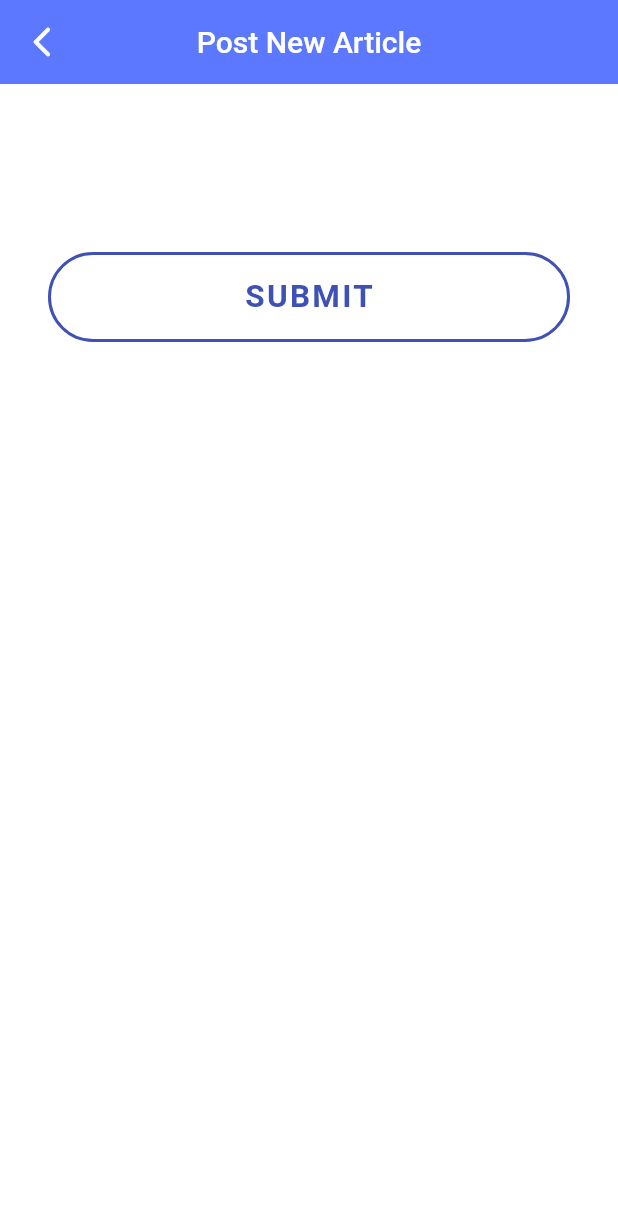
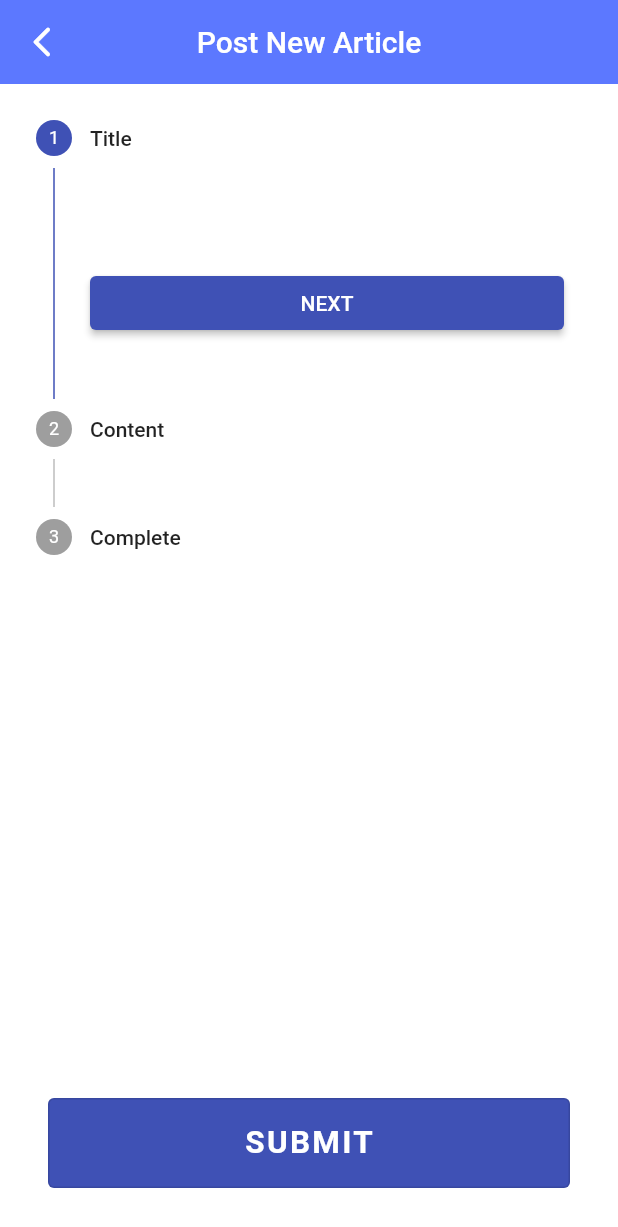
Before and after one commit to JiexinLee/blog, a Flutter app: the MyHomePage screen opened directly, after a tap on the "add circle" icon, on a phone screen of 412 x 824 dp. Shown: the top 1227 px of the screen. Run offline on Flutter 3.47's test engine with Material 2 defaults, Android fonts, the phone set to English and light mode, and no system bars; our stand-ins replace flutter_svg, font_awesome_flutter, get, shared_preferences, smooth_page_indicator; accounts and stored records are empty.

Commit message:
me page completed

```diff
--- a/lib/constants/colors.dart
+++ b/lib/constants/colors.dart
@@ -1,19 +1,21 @@
 import 'package:flutter/material.dart';
 
 class AppColor {
-  /// 页面背景颜色
+  /// theme color
+  static const Color mainThemeColor = Colors.indigo;
+  /// Background color
   static const Color scaffoldBackground = Color(0xFFFFFFFF);
 
-  /// 主要背景颜色
+  /// Main background color
   // static const Color primaryBackground = Color(0xFF5C78FF);
 
-  /// 主要文本颜色
+  /// Main Text Color
   static const Color primaryText = Color(0xFF333333);
 
-  /// 次要文本颜色
+  /// Sub Text color
   static const Color secondaryText = Color(0xFF74788D);
 
-  /// 高亮颜色
+  /// highlight color
   static const Color accentColor = Color(0xFF5C78FF);
 
   /// 次要颜色
--- a/lib/main.dart
+++ b/lib/main.dart
@@ -5,6 +5,7 @@ import 'package:flutter_abnhelper/constants/theme.dart';
 import 'package:flutter_abnhelper/pages/demo.dart';
 import 'package:flutter_abnhelper/pages/find/find.dart';
 import 'package:flutter_abnhelper/pages/home/home.dart';
+import 'package:flutter_abnhelper/pages/me/me.dart';
 import 'package:flutter_abnhelper/pages/post/post.dart';
 import 'package:flutter_abnhelper/pages/welcome/welcome.dart';
 import 'package:flutter_abnhelper/widgets/navigation.dart';
@@ -60,24 +61,24 @@ class _MyHomePageState extends State<MyHomePage> {
     return Scaffold(
       extendBody: true, // 扩展到Scaffold的底部
       resizeToAvoidBottomInset: false, // 不允许键盘事件影响界面
-      appBar: AppBar(
-        actions: [
-          IconButton(
-            onPressed: () async {
-              final prefs = await SharedPreferences.getInstance();
-              prefs.setBool("showHome", false);
-              Get.offAll(()=>Welcome());
-            },
-            icon: const Icon(Icons.exit_to_app_rounded),
-            color: Colors.white,
-          ),
-        ],
-        backgroundColor: AppColor.accentColor,
-        title: Text(
-          widget.title,
-          style: const TextStyle(color: Colors.white),
-        ),
-      ),
+      // appBar: AppBar(
+      //   actions: [
+      //     IconButton(
+      //       onPressed: () async {
+      //         final prefs = await SharedPreferences.getInstance();
+      //         prefs.setBool("showHome", false);
+      //         Get.offAll(()=>Welcome());
+      //       },
+      //       icon: const Icon(Icons.exit_to_app_rounded),
+      //       color: Colors.white,
+      //     ),
+      //   ],
+      //   backgroundColor: AppColor.accentColor,
+      //   title: Text(
+      //     widget.title,
+      //     style: const TextStyle(color: Colors.white),
+      //   ),
+      // ),
       // PageController 控制 PageView 呈现页面
       body: PageView(
         physics: const NeverScrollableScrollPhysics(),
@@ -87,7 +88,7 @@ class _MyHomePageState extends State<MyHomePage> {
           Home(),
           Find(),
           DemoPage(title: "chat"),
-          DemoPage(title: "user"),
+          Me(),
         ],
       ),
       // 底部带凹下的导航
@@ -108,7 +109,7 @@ class _MyHomePageState extends State<MyHomePage> {
             count: 9,
           ),
           NavigationItemModel(
-            label: "user",
+            label: "me",
             icon: SvgIcon.user,
           ),
         ],
--- /dev/null
+++ b/lib/pages/me/me.dart
@@ -0,0 +1,148 @@
+import 'package:flutter/material.dart';
+import 'package:flutter_abnhelper/constants/colors.dart';
+import 'package:flutter_abnhelper/pages/me/numbers.dart';
+import 'package:font_awesome_flutter/font_awesome_flutter.dart';
+
+class Me extends StatefulWidget {
+  Me({Key? key}) : super(key: key);
+
+  @override
+  State<Me> createState() => _MeState();
+}
+
+class _MeState extends State<Me> {
+  double coverHeight = 280.0;
+  double profileHeight = 144.0;
+
+  String intro =
+      "Flutter Software Developer for Flutter& Dart with years experience as Freelancer now. \n My mission is to create a better software world with awesome Flutter app designs!";
+  @override
+  Widget build(BuildContext context) {
+    return Scaffold(
+      body: ListView(
+        children: [
+          buildTop(),
+          buildContent(),
+        ],
+      ),
+    );
+  }
+
+  Widget buildTop() {
+    final top = coverHeight - profileHeight / 2;
+    final bottom = profileHeight / 2;
+    return Container(
+      margin: EdgeInsets.only(bottom: bottom),
+      child: Stack(
+        clipBehavior: Clip.none,
+        alignment: Alignment.center,
+        children: [
+          buildCoverImage(),
+          Positioned(top: top, child: buildProfileImage()),
+        ],
+      ),
+    );
+  }
+
+  Widget buildContent() {
+    return Column(
+      children: [
+        Column(
+          children: [
+            const Text(
+              "Jiexin Li",
+              style: TextStyle(
+                fontSize: 28,
+                fontWeight: FontWeight.bold,
+              ),
+            ),
+            const SizedBox(
+              height: 8,
+            ),
+            Text(
+              "Flutter Software Developer",
+              style: TextStyle(fontSize: 20, color: Colors.grey.shade400),
+            ),
+          ],
+        ),
+        const SizedBox(height: 24),
+        Row(
+          mainAxisAlignment: MainAxisAlignment.center,
+          children: [
+            buildSocialIcon(FontAwesomeIcons.github),
+            const SizedBox(width: 20),
+            buildSocialIcon(FontAwesomeIcons.facebook),
+            const SizedBox(width: 20),
+            buildSocialIcon(FontAwesomeIcons.linkedin),
+            const SizedBox(width: 20),
+            buildSocialIcon(FontAwesomeIcons.slack),
+          ],
+        ),
+        const SizedBox(height: 24),
+        const Divider(),
+        const NumbersWidget(),
+        const SizedBox(height: 24),
+        Container(
+          padding: const EdgeInsets.all(20),
+          child: Column(
+            crossAxisAlignment: CrossAxisAlignment.start,
+            children: [
+              const Text(
+                "About",
+                style: TextStyle(
+                  fontSize: 26,
+                  fontWeight: FontWeight.bold,
+                ),
+              ),
+              const SizedBox(
+                height: 14,
+              ),
+              Text(
+                intro,
+                style: const TextStyle(fontSize: 16, height: 1.4),
+              ),
+            ],
+          ),
+        ),
+      ],
+    );
+  }
+
+  Widget buildCoverImage() => Container(
+        color: Colors.grey,
+        child: Image.asset(
+          'assets/images/cover.png',
+          width: double.infinity,
+          height: coverHeight,
+          fit: BoxFit.cover,
+        ),
+      );
+
+  Widget buildProfileImage() => Container(
+        width: profileHeight,
+        height: profileHeight,
+        decoration: BoxDecoration(
+          borderRadius: BorderRadius.circular(100),
+          image: const DecorationImage(
+              fit: BoxFit.cover, image: AssetImage('assets/images/lee.jpg')),
+          border: Border.all(
+            width: 8,
+            color: Colors.indigo,
+          ),
+        ),
+
+      );
+
+  Widget buildSocialIcon(IconData icon) => CircleAvatar(
+        backgroundColor: AppColor.mainThemeColor,
+        radius: 25,
+        child: InkWell(
+            onTap: () {},
+            child: Center(
+                child: Icon(
+              icon,
+              size: 32,
+              color: Colors.white,
+            ))),
+      );
+}
--- /dev/null
+++ b/lib/pages/me/numbers.dart
@@ -0,0 +1,46 @@
+import 'package:flutter/material.dart';
+
+class NumbersWidget extends StatelessWidget {
+  const NumbersWidget({Key? key}) : super(key: key);
+
+  @override
+  Widget build(BuildContext context) {
+    return Row(
+      mainAxisAlignment: MainAxisAlignment.center,
+      children: [
+        buildButton(text: "Projects", value: 3),
+        buildDivider(),
+        buildButton(text: "Following", value: 10),
+        buildDivider(),
+        buildButton(text: "Follower", value: 0),
+      ],
+    );
+  }
+
+  Widget buildDivider() => const SizedBox(height: 24, child: VerticalDivider());
+
+  Widget buildButton({required String text, required int value}) =>
+      MaterialButton(
+        onPressed: () {},
+        padding: const EdgeInsets.symmetric(vertical: 4),
+        materialTapTargetSize: MaterialTapTargetSize.shrinkWrap,
+        child: Column(
+          mainAxisAlignment: MainAxisAlignment.start,
+          mainAxisSize: MainAxisSize.min,
+          children: [
+            Text(
+              '$value',
+              style: TextStyle(
+                  fontWeight: FontWeight.bold,
+                  fontSize: 24,
+                  color: value == 0 ? Colors.red : Colors.black),
+            ),
+            const SizedBox(height: 2),
+            Text(
+              text,
+              style: const TextStyle(fontSize: 14, fontWeight: FontWeight.bold),
+            )
+          ],
+        ),
+      );
+}
--- a/lib/pages/post/post.dart
+++ b/lib/pages/post/post.dart
@@ -14,12 +14,37 @@ enum ButtonState { init, loading, done }
 
 class _PostState extends State<Post> {
   ButtonState state = ButtonState.init;
+  // Stepper
+  int currentStep = 0;
+
   @override
   Widget build(BuildContext context) {
     final width = MediaQuery.of(context).size.width;
+
+    /// Animated Button
     bool isAnimated = false;
     final isStretched = isAnimated || state == ButtonState.init;
     final isDone = state == ButtonState.done;
+
+    List<Step> getSteps() => [
+          Step(
+            state: currentStep > 0 ? StepState.complete : StepState.indexed,
+            isActive: currentStep >= 0,
+            title: Text('Title'),
+            content: Container(),
+          ),
+          Step(
+            state: currentStep > 1 ? StepState.complete : StepState.indexed,
+            isActive: currentStep >= 1,
+            title: Text('Content'),
+            content: Container(),
+          ),
+          Step(
+            isActive: currentStep >= 2,
+            title: Text('Complete'),
+            content: Container(),
+          ),
+        ];
 
     return Scaffold(
       appBar: AppBar(
@@ -36,11 +61,56 @@ class _PostState extends State<Post> {
           ),
         ),
       ),
-      body: ListView(
+      body: Column(
         children: [
-          Container(
-            height: 80,
+          Theme(
+            data: Theme.of(context).copyWith(
+                colorScheme:
+                    const ColorScheme.light(primary: AppColor.mainThemeColor)),
+            child: Stepper(
+              onStepTapped: (step) => setState(() => currentStep = step),
+              steps: getSteps(),
+              currentStep: currentStep,
+              onStepContinue: () {
+                final isLastStep = currentStep == getSteps().length - 1;
+                if (isLastStep) {
+                  print("complete");
+                  //send data to server
+                } else {
+                  setState(() => currentStep += 1);
+                  print(123);
+                }
+              },
+              onStepCancel: currentStep == 0
+                  ? null
+                  : () => setState(() => currentStep -= 1),
+              controlsBuilder: (context, details) =>  Container(
+                margin: const EdgeInsets.only(top: 50),
+                child: Row(
+                  crossAxisAlignment: CrossAxisAlignment.center,
+                  children: [
+                    if(currentStep != 2)
+                    Expanded(
+                      child: ElevatedButton(
+
+                        onPressed: details.onStepContinue,
+                        child: const Text("NEXT"),
+                      ),
+                    ),
+                    const SizedBox(width: 12,),
+                    if(currentStep != 0)
+                    Expanded(
+                      child: ElevatedButton(
+                        onPressed: details.onStepCancel,
+                        child: const Text("BACK"),
+                      ),
+                    ),
+                  ],
+                ),
+              ),
+            ),
           ),
+          Expanded(child: Container()),
           Container(
             alignment: Alignment.center,
             padding: const EdgeInsets.all(32),
@@ -67,18 +137,15 @@ class _PostState extends State<Post> {
           setState(() => state = ButtonState.init);
         },
         style: OutlinedButton.styleFrom(
-          shape: const StadiumBorder(),
-          side: const BorderSide(
-            width: 2,
-            color: Colors.indigo,
-          ),
+
+          backgroundColor: Colors.indigo,
         ),
         child: const FittedBox(
           child: Text(
             'SUBMIT',
             style: TextStyle(
               fontSize: 21,
-              color: Colors.indigo,
+              color: Colors.white,
               letterSpacing: 1.5,
               fontWeight: FontWeight.w600,
             ),
--- a/pubspec.yaml
+++ b/pubspec.yaml
@@ -41,6 +41,8 @@ dependencies:
   smooth_page_indicator: ^1.0.0+2
 
   shared_preferences: ^2.0.12
+
+  font_awesome_flutter: ^10.1.0
 
 dev_dependencies:
   flutter_test:
```
Also changed, not shown: assets/images/cover.png (added), assets/images/lee.jpg (added), pubspec.lock.
